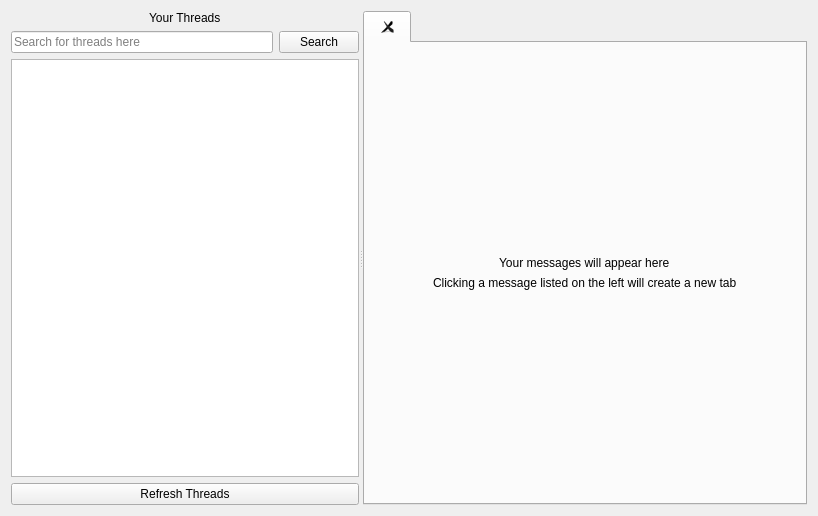
The window that threadswindow.ui (PeteCastle/SoftwareDesignCaseStudy) describes before a commit, drawn with Qt 5.
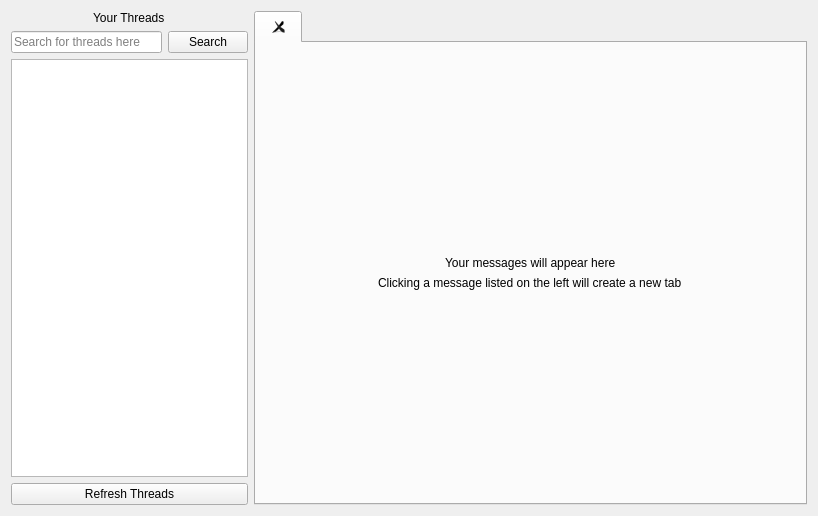
The same window after the commit.

```diff
--- a/threadswindow.ui
+++ b/threadswindow.ui
@@ -13,13 +13,8 @@
   <property name="windowTitle">
    <string>Form</string>
   </property>
-  <layout class="QVBoxLayout" name="verticalLayout_2">
+  <layout class="QHBoxLayout" name="horizontalLayout" stretch="30,70">
    <item>
-    <widget class="QSplitter" name="splitter">
-     <property name="orientation">
-      <enum>Qt::Horizontal</enum>
-     </property>
-     <widget class="QWidget" name="layoutWidget">
       <layout class="QVBoxLayout" name="verticalLayout">
        <property name="leftMargin">
         <number>0</number>
@@ -66,7 +61,8 @@
         </widget>
        </item>
       </layout>
-     </widget>
+   </item>
+   <item>
      <widget class="QTabWidget" name="ThreadTab">
       <property name="currentIndex">
        <number>0</number>
@@ -94,7 +90,6 @@
          </widget>
         </item>
        </layout>
-      </widget>
      </widget>
     </widget>
    </item>
```
Lines whose indentation alone changed are shown as unchanged.
